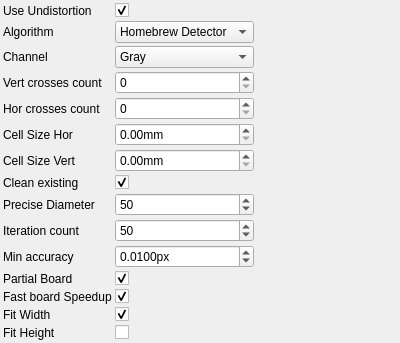
The window that utils/corestructs/coreWidgets/checkerboardDetectionParametersControlWidget.ui (NickPenkrat/corecvs) describes before a commit, drawn with Qt 5.
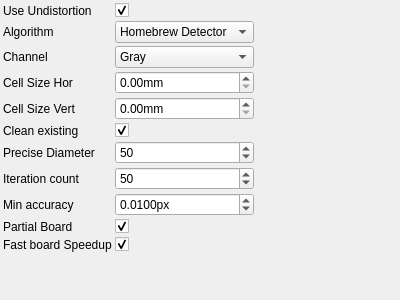
The same window after the commit. Icons and pictures are not drawn.

```diff
--- a/utils/corestructs/coreWidgets/checkerboardDetectionParametersControlWidget.ui
+++ b/utils/corestructs/coreWidgets/checkerboardDetectionParametersControlWidget.ui
@@ -154,142 +154,114 @@
     <item row="3" column="0">
      <widget class="QLabel" name="label_3">
        <property name="text">
-         <string>Vert crosses count</string>
+         <string>Cell Size Hor</string>
        </property>
      </widget>
     </item>
     <item row="3" column="1">
-     <widget class="QSpinBox" name="vertCrossesCountSpinBox">
+     <widget class="QDoubleSpinBox" name="cellSizeHorSpinBox">
        <property name="toolTip">
-         <string>Vert crosses count</string>
+         <string>Cell Size Hor</string>
+       </property>
+       <property name="suffix">
+        <string>mm</string>
        </property>
      </widget>
     </item>
     <item row="4" column="0">
      <widget class="QLabel" name="label_4">
        <property name="text">
-         <string>Hor crosses count</string>
+         <string>Cell Size Vert</string>
        </property>
      </widget>
     </item>
     <item row="4" column="1">
-     <widget class="QSpinBox" name="horCrossesCountSpinBox">
+     <widget class="QDoubleSpinBox" name="cellSizeVertSpinBox">
        <property name="toolTip">
-         <string>Hor crosses count</string>
+         <string>Cell Size Vert</string>
+       </property>
+       <property name="suffix">
+        <string>mm</string>
        </property>
      </widget>
     </item>
     <item row="5" column="0">
      <widget class="QLabel" name="label_5">
        <property name="text">
-         <string>Cell Size Hor</string>
+         <string>Clean existing</string>
        </property>
      </widget>
     </item>
     <item row="5" column="1">
-     <widget class="QDoubleSpinBox" name="cellSizeHorSpinBox">
+     <widget class="QCheckBox" name="cleanExistingCheckBox">
        <property name="toolTip">
          <string>Cell Size Hor</string>
        </property>
-       <property name="suffix">
-        <string>mm</string>
+       <property name="checked">
+           <bool>true</bool>
        </property>
      </widget>
     </item>
     <item row="6" column="0">
      <widget class="QLabel" name="label_6">
        <property name="text">
-         <string>Cell Size Vert</string>
+         <string>Precise Diameter</string>
        </property>
      </widget>
     </item>
     <item row="6" column="1">
-     <widget class="QDoubleSpinBox" name="cellSizeVertSpinBox">
+     <widget class="QSpinBox" name="preciseDiameterSpinBox">
        <property name="toolTip">
          <string>Cell Size Vert</string>
        </property>
-       <property name="suffix">
-        <string>mm</string>
+       <property name="minimum">
+        <number>0</number>
+       </property>
+       <property name="maximum">
+        <number>999999</number>
+       </property>
+       <property name="singleStep">
+        <number>1</number>
+       </property>
+       <property name="value">
+        <number>50</number>
        </property>
      </widget>
     </item>
     <item row="7" column="0">
      <widget class="QLabel" name="label_7">
        <property name="text">
-         <string>Clean existing</string>
+         <string>Iteration count</string>
        </property>
      </widget>
     </item>
     <item row="7" column="1">
-     <widget class="QCheckBox" name="cleanExistingCheckBox">
+     <widget class="QSpinBox" name="iterationCountSpinBox">
        <property name="toolTip">
          <string>Clean existing</string>
        </property>
-       <property name="checked">
-           <bool>true</bool>
+       <property name="minimum">
+        <number>1</number>
+       </property>
+       <property name="maximum">
+        <number>999999</number>
+       </property>
+       <property name="singleStep">
+        <number>1</number>
+       </property>
+       <property name="value">
+        <number>50</number>
        </property>
      </widget>
     </item>
     <item row="8" column="0">
      <widget class="QLabel" name="label_8">
        <property name="text">
-         <string>Precise Diameter</string>
+         <string>Min accuracy</string>
        </property>
      </widget>
     </item>
     <item row="8" column="1">
-     <widget class="QSpinBox" name="preciseDiameterSpinBox">
-       <property name="toolTip">
-         <string>Precise Diameter</string>
-       </property>
-       <property name="minimum">
-        <number>0</number>
-       </property>
-       <property name="maximum">
-        <number>999999</number>
-       </property>
-       <property name="singleStep">
-        <number>1</number>
-       </property>
-       <property name="value">
-        <number>50</number>
-       </property>
-     </widget>
-    </item>
-    <item row="9" column="0">
-     <widget class="QLabel" name="label_9">
-       <property name="text">
-         <string>Iteration count</string>
-       </property>
-     </widget>
-    </item>
-    <item row="9" column="1">
-     <widget class="QSpinBox" name="iterationCountSpinBox">
-       <property name="toolTip">
-         <string>Iteration count</string>
-       </property>
-       <property name="minimum">
-        <number>1</number>
-       </property>
-       <property name="maximum">
-        <number>999999</number>
-       </property>
-       <property name="singleStep">
-        <number>1</number>
-       </property>
-       <property name="value">
-        <number>50</number>
-       </property>
-     </widget>
-    </item>
-    <item row="10" column="0">
-     <widget class="QLabel" name="label_10">
-       <property name="text">
-         <string>Min accuracy</string>
-       </property>
-     </widget>
-    </item>
-    <item row="10" column="1">
      <widget class="QDoubleSpinBox" name="minAccuracySpinBox">
        <property name="toolTip">
          <string>Min accuracy</string>
@@ -314,14 +286,14 @@
        </property>
      </widget>
     </item>
-    <item row="11" column="0">
-     <widget class="QLabel" name="label_11">
+    <item row="9" column="0">
+     <widget class="QLabel" name="label_9">
        <property name="text">
          <string>Partial Board</string>
        </property>
      </widget>
     </item>
-    <item row="11" column="1">
+    <item row="9" column="1">
      <widget class="QCheckBox" name="partialBoardCheckBox">
        <property name="toolTip">
          <string>Partial Board</string>
@@ -331,14 +303,14 @@
        </property>
      </widget>
     </item>
-    <item row="12" column="0">
-     <widget class="QLabel" name="label_12">
+    <item row="10" column="0">
+     <widget class="QLabel" name="label_10">
        <property name="text">
          <string>Fast board Speedup</string>
        </property>
      </widget>
     </item>
-    <item row="12" column="1">
+    <item row="10" column="1">
      <widget class="QCheckBox" name="fastBoardSpeedupCheckBox">
        <property name="toolTip">
          <string>Fast board Speedup</string>
@@ -348,38 +320,7 @@
        </property>
      </widget>
     </item>
-    <item row="13" column="0">
-     <widget class="QLabel" name="label_13">
-       <property name="text">
-         <string>Fit Width</string>
-       </property>
-     </widget>
-    </item>
-    <item row="13" column="1">
-     <widget class="QCheckBox" name="fitWidthCheckBox">
-       <property name="toolTip">
-         <string>Fit Width</string>
-       </property>
-       <property name="checked">
-           <bool>true</bool>
-       </property>
-     </widget>
-    </item>
-    <item row="14" column="0">
-     <widget class="QLabel" name="label_14">
-       <property name="text">
-         <string>Fit Height</string>
-       </property>
-     </widget>
-    </item>
-    <item row="14" column="1">
-     <widget class="QCheckBox" name="fitHeightCheckBox">
-       <property name="toolTip">
-         <string>Fit Height</string>
-       </property>
-     </widget>
-    </item>
-   <item row="15" column="0">
+   <item row="11" column="0">
     <spacer name="verticalSpacer">
      <property name="orientation">
       <enum>Qt::Vertical</enum>
@@ -392,7 +333,7 @@
      </property>
     </spacer>
    </item>
-   <item row="15" column="2">
+   <item row="11" column="2">
     <spacer name="horizontalSpacer">
      <property name="orientation">
       <enum>Qt::Horizontal</enum>
```
Left out of the diff: 30 changed lines with no effect on the pictures.
